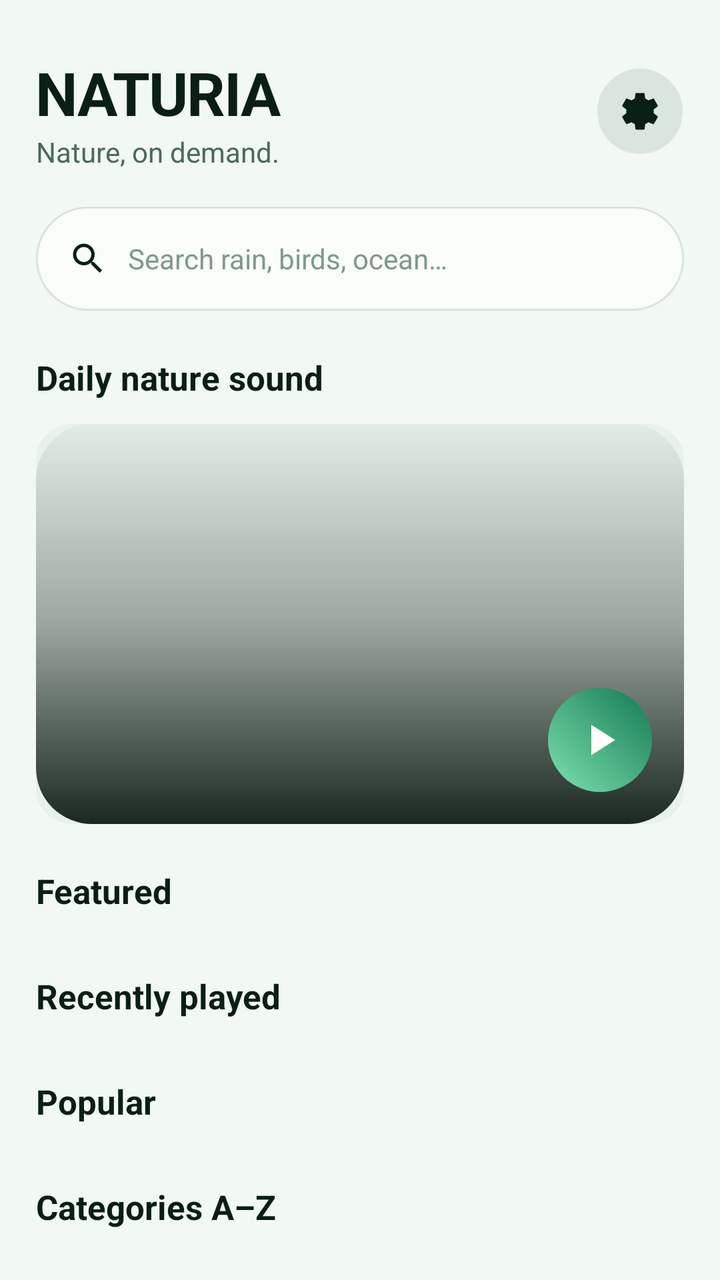
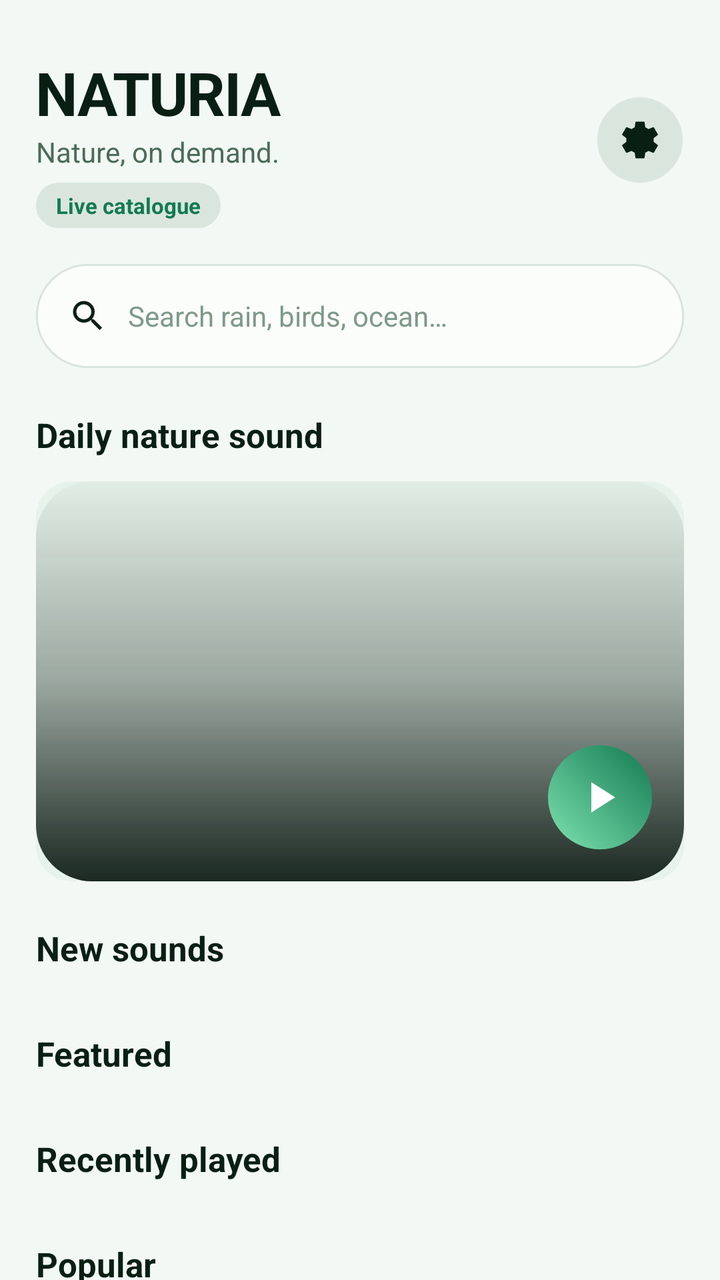

Before-and-after screenshots of an Android layout around one commit, followed by the original layout XML and the change that was made.
<!-- AndroidManifest.xml: application theme Theme.Naturia -->
<!-- res/layout/fragment_home.xml -->
<?xml version="1.0" encoding="utf-8"?>
<androidx.core.widget.NestedScrollView xmlns:android="http://schemas.android.com/apk/res/android"
    android:layout_width="match_parent"
    android:layout_height="match_parent"
    android:clipToPadding="false"
    android:fillViewport="true"
    android:scrollbars="none">

    <LinearLayout
        android:layout_width="match_parent"
        android:layout_height="wrap_content"
        android:orientation="vertical"
        android:paddingStart="18dp"
        android:paddingTop="26dp"
        android:paddingEnd="18dp"
        android:paddingBottom="20dp">

        <LinearLayout
            android:layout_width="match_parent"
            android:layout_height="wrap_content"
            android:gravity="center_vertical"
            android:orientation="horizontal">

            <LinearLayout
                android:layout_width="0dp"
                android:layout_height="wrap_content"
                android:layout_weight="1"
                android:orientation="vertical">

                <TextView
                    android:layout_width="wrap_content"
                    android:layout_height="wrap_content"
                    style="@style/Text.Display"
                    android:text="@string/app_name" />

                <TextView
                    android:layout_width="wrap_content"
                    android:layout_height="wrap_content"
                    style="@style/Text.Body"
                    android:text="@string/tagline" />
            </LinearLayout>

            <ImageView
                android:id="@+id/btn_settings"
                android:layout_width="44dp"
                android:layout_height="44dp"
                android:background="@drawable/bg_circle"
                android:contentDescription="@string/settings"
                android:padding="11dp"
                android:src="@drawable/ic_settings" />
        </LinearLayout>

        <LinearLayout
            android:id="@+id/search_bar"
            android:layout_width="match_parent"
            android:layout_height="52dp"
            android:layout_marginTop="18dp"
            android:background="@drawable/bg_search"
            android:gravity="center_vertical"
            android:orientation="horizontal"
            android:paddingStart="16dp"
            android:paddingEnd="16dp">

            <ImageView
                android:layout_width="20dp"
                android:layout_height="20dp"
                android:contentDescription="@string/search_hint"
                android:src="@drawable/ic_search" />

            <TextView
                android:layout_width="0dp"
                android:layout_height="wrap_content"
                android:layout_marginStart="10dp"
                android:layout_weight="1"
                android:text="@string/search_hint"
                android:textColor="@color/text_faint"
                android:textSize="14sp" />
        </LinearLayout>

        <TextView
            android:layout_width="wrap_content"
            android:layout_height="wrap_content"
            android:layout_marginTop="22dp"
            style="@style/Text.Section"
            android:text="@string/daily_pick" />

        <FrameLayout
            android:id="@+id/daily_card"
            android:layout_width="match_parent"
            android:layout_height="200dp"
            android:layout_marginTop="12dp">

            <ImageView
                android:id="@+id/daily_art"
                android:layout_width="match_parent"
                android:layout_height="match_parent"
                android:background="@drawable/bg_thumb"
                android:contentDescription="@string/app_name"
                android:scaleType="centerCrop" />

            <View
                android:layout_width="match_parent"
                android:layout_height="match_parent"
                android:background="@drawable/bg_hero_scrim" />

            <LinearLayout
                android:layout_width="match_parent"
                android:layout_height="wrap_content"
                android:layout_gravity="bottom"
                android:orientation="horizontal"
                android:gravity="center_vertical"
                android:padding="16dp">

                <LinearLayout
                    android:layout_width="0dp"
                    android:layout_height="wrap_content"
                    android:layout_weight="1"
                    android:orientation="vertical">

                    <TextView
                        android:id="@+id/daily_name"
                        android:layout_width="match_parent"
                        android:layout_height="wrap_content"
                        android:textColor="#FFFFFF"
                        android:textSize="20sp"
                        android:textStyle="bold" />

                    <TextView
                        android:id="@+id/daily_sub"
                        android:layout_width="match_parent"
                        android:layout_height="wrap_content"
                        android:textColor="#CCE8F5EE"
                        android:textSize="12sp" />
                </LinearLayout>

                <ImageView
                    android:id="@+id/daily_play"
                    android:layout_width="52dp"
                    android:layout_height="52dp"
                    android:background="@drawable/bg_circle_primary"
                    android:contentDescription="@string/play"
                    android:padding="13dp"
                    android:src="@drawable/ic_play_dark" />
            </LinearLayout>
        </FrameLayout>

        <TextView
            android:layout_width="wrap_content"
            android:layout_height="wrap_content"
            android:layout_marginTop="22dp"
            style="@style/Text.Section"
            android:text="@string/featured" />

        <androidx.recyclerview.widget.RecyclerView
            android:id="@+id/rv_featured"
            android:layout_width="match_parent"
            android:layout_height="wrap_content"
            android:layout_marginTop="12dp"
            android:clipToPadding="false"
            android:orientation="horizontal"
            android:scrollbars="none" />

        <TextView
            android:id="@+id/tv_recent_header"
            android:layout_width="wrap_content"
            android:layout_height="wrap_content"
            android:layout_marginTop="18dp"
            style="@style/Text.Section"
            android:text="@string/recently_played" />

        <androidx.recyclerview.widget.RecyclerView
            android:id="@+id/rv_recent"
            android:layout_width="match_parent"
            android:layout_height="wrap_content"
            android:layout_marginTop="12dp"
            android:clipToPadding="false"
            android:orientation="horizontal"
            android:scrollbars="none" />

        <TextView
            android:layout_width="wrap_content"
            android:layout_height="wrap_content"
            android:layout_marginTop="18dp"
            style="@style/Text.Section"
            android:text="@string/popular" />

        <androidx.recyclerview.widget.RecyclerView
            android:id="@+id/rv_popular"
            android:layout_width="match_parent"
            android:layout_height="wrap_content"
            android:layout_marginTop="12dp"
            android:clipToPadding="false"
            android:orientation="horizontal"
            android:scrollbars="none" />

        <TextView
            android:layout_width="wrap_content"
            android:layout_height="wrap_content"
            android:layout_marginTop="18dp"
            style="@style/Text.Section"
            android:text="@string/categories_az" />

        <androidx.recyclerview.widget.RecyclerView
            android:id="@+id/rv_letters"
            android:layout_width="match_parent"
            android:layout_height="wrap_content"
            android:layout_marginTop="12dp"
            android:nestedScrollingEnabled="false" />
    </LinearLayout>
</androidx.core.widget.NestedScrollView>
<!-- resources referenced by this layout -->
<resources>
  <color name="text_faint">#7E9A88</color>
  <!-- drawable bg_circle (drawable) -->
  <?xml version="1.0" encoding="utf-8"?>
  <shape xmlns:android="http://schemas.android.com/apk/res/android">
      <solid android:color="@color/chip_bg"/>
      <corners android:radius="100dp"/>
      <stroke android:width="1dp" android:color="@color/glass_stroke"/>
  </shape>
  <!-- drawable bg_circle_primary (drawable) -->
  <?xml version="1.0" encoding="utf-8"?>
  <shape xmlns:android="http://schemas.android.com/apk/res/android">
      <gradient android:angle="45" android:startColor="@color/primary_light"
          android:endColor="@color/primary" android:type="linear"/>
      <corners android:radius="100dp"/>
  </shape>
  <!-- drawable bg_hero_scrim (drawable) -->
  <?xml version="1.0" encoding="utf-8"?>
  <shape xmlns:android="http://schemas.android.com/apk/res/android">
      <gradient android:angle="270" android:startColor="#0504120B" android:centerColor="#5504120B"
          android:endColor="#E604120B" android:type="linear"/>
      <corners android:radius="28dp"/>
  </shape>
  <!-- drawable bg_search (drawable) -->
  <?xml version="1.0" encoding="utf-8"?>
  <shape xmlns:android="http://schemas.android.com/apk/res/android">
      <solid android:color="@color/glass_fill"/>
      <corners android:radius="100dp"/>
      <stroke android:width="1dp" android:color="@color/glass_stroke_soft"/>
  </shape>
  <!-- drawable bg_thumb (drawable) -->
  <?xml version="1.0" encoding="utf-8"?>
  <shape xmlns:android="http://schemas.android.com/apk/res/android">
      <solid android:color="@color/bg_alt"/>
      <corners android:radius="18dp"/>
  </shape>
  <!-- drawable ic_play_dark (drawable) -->
  <?xml version="1.0" encoding="utf-8"?>
  <vector xmlns:android="http://schemas.android.com/apk/res/android"
      android:width="24dp" android:height="24dp" android:viewportWidth="24" android:viewportHeight="24"
      android:tint="@color/on_primary" >
      <path android:fillColor="#FFFFFFFF" android:pathData="M8,5v14l11,-7z"/>
  </vector>
  <string name="app_name">NATURIA</string>
  <string name="categories_az">Categories A–Z</string>
  <string name="daily_pick">Daily nature sound</string>
  <string name="featured">Featured</string>
  <string name="play">Play</string>
  <string name="popular">Popular</string>
  <string name="recently_played">Recently played</string>
  <string name="search_hint">Search rain, birds, ocean…</string>
  <string name="settings">Settings</string>
  <string name="tagline">Nature, on demand.</string>
  <style name="Text.Body">
          <item name="android:textSize">14sp</item>
          <item name="android:textColor">@color/text_dim</item>
      </style>
  <style name="Text.Display">
          <item name="android:textSize">30sp</item>
          <item name="android:textStyle">bold</item>
          <item name="android:textColor">@color/text</item>
          <item name="android:letterSpacing">-0.02</item>
      </style>
  <style name="Text.Section">
          <item name="android:textSize">17sp</item>
          <item name="android:textStyle">bold</item>
          <item name="android:textColor">@color/text</item>
      </style>
  <color name="chip_bg">#1A0B3B2A</color>
  <color name="glass_stroke">#33FFFFFF</color>
  <color name="primary_light">#7EE2B0</color>
  <color name="primary">#127A52</color>
  <color name="glass_fill">#B3FFFFFF</color>
  <color name="glass_stroke_soft">#1F0B3B2A</color>
  <color name="bg_alt">#E7F2EA</color>
  <color name="on_primary">#FFFFFF</color>
  <color name="text">#0A1F14</color>
  <color name="text_dim">#4B6B58</color>
  <color name="secondary">#2E7DA6</color>
  <color name="surface">#FFFFFF</color>
  <color name="bg">#F2F8F3</color>
  <!-- unchanged entries left out for length: 3 -->
</resources>

<!-- the commit's change to res/layout/fragment_home.xml (unified diff, before → after) -->
@@ -38,6 +38,21 @@
                     android:layout_height="wrap_content"
                     style="@style/Text.Body"
                     android:text="@string/tagline" />
+
+                <TextView
+                    android:id="@+id/tv_live"
+                    android:layout_width="wrap_content"
+                    android:layout_height="wrap_content"
+                    android:layout_marginTop="6dp"
+                    android:background="@drawable/bg_pill"
+                    android:paddingStart="10dp"
+                    android:paddingTop="4dp"
+                    android:paddingEnd="10dp"
+                    android:paddingBottom="4dp"
+                    android:text="Live catalogue"
+                    android:textColor="@color/primary"
+                    android:textSize="11sp"
+                    android:textStyle="bold" />
             </LinearLayout>
 
             <ImageView
@@ -145,9 +160,26 @@
         </FrameLayout>
 
         <TextView
+            android:id="@+id/tv_new_header"
             android:layout_width="wrap_content"
             android:layout_height="wrap_content"
             android:layout_marginTop="22dp"
+            style="@style/Text.Section"
+            android:text="New sounds" />
+
+        <androidx.recyclerview.widget.RecyclerView
+            android:id="@+id/rv_new"
+            android:layout_width="match_parent"
+            android:layout_height="wrap_content"
+            android:layout_marginTop="12dp"
+            android:clipToPadding="false"
+            android:orientation="horizontal"
+            android:scrollbars="none" />
+
+        <TextView
+            android:layout_width="wrap_content"
+            android:layout_height="wrap_content"
+            android:layout_marginTop="18dp"
             style="@style/Text.Section"
             android:text="@string/featured" />
 
<!-- resource entries referenced after the edit -->
@@ -21,6 +21,12 @@
       <gradient android:angle="270" android:startColor="#0504120B" android:centerColor="#5504120B"
           android:endColor="#E604120B" android:type="linear"/>
       <corners android:radius="28dp"/>
+  </shape>
+  <!-- drawable bg_pill (drawable) -->
+  <?xml version="1.0" encoding="utf-8"?>
+  <shape xmlns:android="http://schemas.android.com/apk/res/android">
+      <solid android:color="@color/chip_bg"/>
+      <corners android:radius="100dp"/>
   </shape>
   <!-- drawable bg_search (drawable) -->
   <?xml version="1.0" encoding="utf-8"?>
